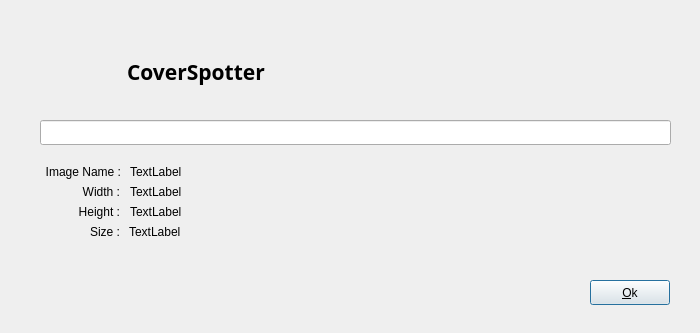
Before: the Qt Designer form Sourcecode/csfileinfo.ui in complexKA/CoverSpotter, drawn with Qt 5.
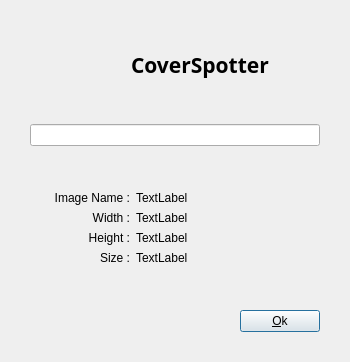
After: the same form once the commit is applied.

Patch:
```diff
--- a/Sourcecode/csfileinfo.ui
+++ b/Sourcecode/csfileinfo.ui
@@ -6,214 +6,304 @@
    <rect>
     <x>0</x>
     <y>0</y>
-    <width>700</width>
-    <height>333</height>
+    <width>350</width>
+    <height>362</height>
    </rect>
   </property>
+  <property name="maximumSize">
+   <size>
+    <width>16777215</width>
+    <height>16777215</height>
+   </size>
+  </property>
   <property name="windowTitle">
    <string>File Info</string>
   </property>
   <property name="locale">
    <locale language="English" country="UnitedStates"/>
   </property>
-  <widget class="QPushButton" name="pb_Ok">
-   <property name="geometry">
-    <rect>
-     <x>590</x>
-     <y>280</y>
-     <width>80</width>
-     <height>25</height>
-    </rect>
+  <layout class="QVBoxLayout" name="verticalLayout">
+   <property name="leftMargin">
+    <number>30</number>
    </property>
-   <property name="text">
-    <string>&amp;Ok</string>
+   <property name="rightMargin">
+    <number>30</number>
    </property>
-   <property name="autoDefault">
-    <bool>false</bool>
+   <property name="bottomMargin">
+    <number>30</number>
    </property>
-   <property name="default">
-    <bool>true</bool>
-   </property>
-  </widget>
-  <widget class="QLabel" name="label_2">
-   <property name="geometry">
-    <rect>
-     <x>60</x>
-     <y>183</y>
-     <width>60</width>
-     <height>17</height>
-    </rect>
-   </property>
-   <property name="text">
-    <string>Width :</string>
-   </property>
-   <property name="alignment">
-    <set>Qt::AlignmentFlag::AlignRight|Qt::AlignmentFlag::AlignTrailing|Qt::AlignmentFlag::AlignVCenter</set>
-   </property>
-  </widget>
-  <widget class="QLabel" name="label_Width">
-   <property name="geometry">
-    <rect>
-     <x>130</x>
-     <y>183</y>
-     <width>111</width>
-     <height>17</height>
-    </rect>
-   </property>
-   <property name="text">
-    <string>TextLabel</string>
-   </property>
-  </widget>
-  <widget class="QLabel" name="label_3">
-   <property name="geometry">
-    <rect>
-     <x>60</x>
-     <y>203</y>
-     <width>60</width>
-     <height>17</height>
-    </rect>
-   </property>
-   <property name="text">
-    <string>Height :</string>
-   </property>
-   <property name="alignment">
-    <set>Qt::AlignmentFlag::AlignRight|Qt::AlignmentFlag::AlignTrailing|Qt::AlignmentFlag::AlignVCenter</set>
-   </property>
-  </widget>
-  <widget class="QLabel" name="label_Height">
-   <property name="geometry">
-    <rect>
-     <x>130</x>
-     <y>203</y>
-     <width>121</width>
-     <height>17</height>
-    </rect>
-   </property>
-   <property name="text">
-    <string>TextLabel</string>
-   </property>
-  </widget>
-  <widget class="QLabel" name="label_4">
-   <property name="geometry">
-    <rect>
-     <x>60</x>
-     <y>223</y>
-     <width>60</width>
-     <height>17</height>
-    </rect>
-   </property>
-   <property name="text">
-    <string>Size :</string>
-   </property>
-   <property name="alignment">
-    <set>Qt::AlignmentFlag::AlignRight|Qt::AlignmentFlag::AlignTrailing|Qt::AlignmentFlag::AlignVCenter</set>
-   </property>
-  </widget>
-  <widget class="QLabel" name="label_Size">
-   <property name="geometry">
-    <rect>
-     <x>129</x>
-     <y>223</y>
-     <width>541</width>
-     <height>17</height>
-    </rect>
-   </property>
-   <property name="text">
-    <string>TextLabel</string>
-   </property>
-  </widget>
-  <widget class="QLabel" name="label_5">
-   <property name="geometry">
-    <rect>
-     <x>30</x>
-     <y>163</y>
-     <width>91</width>
-     <height>17</height>
-    </rect>
-   </property>
-   <property name="text">
-    <string>Image Name :</string>
-   </property>
-   <property name="alignment">
-    <set>Qt::AlignmentFlag::AlignRight|Qt::AlignmentFlag::AlignTrailing|Qt::AlignmentFlag::AlignVCenter</set>
-   </property>
-  </widget>
-  <widget class="QLabel" name="label_ImageName">
-   <property name="geometry">
-    <rect>
-     <x>130</x>
-     <y>163</y>
-     <width>541</width>
-     <height>17</height>
-    </rect>
-   </property>
-   <property name="text">
-    <string>TextLabel</string>
-   </property>
-  </widget>
-  <widget class="QLabel" name="label_Logo">
-   <property name="geometry">
-    <rect>
-     <x>64</x>
-     <y>45</y>
-     <width>60</width>
-     <height>51</height>
-    </rect>
-   </property>
-   <property name="sizePolicy">
-    <sizepolicy hsizetype="Fixed" vsizetype="Fixed">
-     <horstretch>0</horstretch>
-     <verstretch>0</verstretch>
-    </sizepolicy>
-   </property>
-   <property name="minimumSize">
-    <size>
-     <width>60</width>
-     <height>0</height>
-    </size>
-   </property>
-   <property name="text">
-    <string/>
-   </property>
-  </widget>
-  <widget class="QLabel" name="label_6">
-   <property name="geometry">
-    <rect>
-     <x>127</x>
-     <y>46</y>
-     <width>181</width>
-     <height>51</height>
-    </rect>
-   </property>
-   <property name="font">
-    <font>
-     <family>Source Code Pro</family>
-     <pointsize>16</pointsize>
-     <bold>true</bold>
-    </font>
-   </property>
-   <property name="text">
-    <string>CoverSpotter</string>
-   </property>
-  </widget>
-  <widget class="QLineEdit" name="le_FileName">
-   <property name="geometry">
-    <rect>
-     <x>40</x>
-     <y>120</y>
-     <width>631</width>
-     <height>25</height>
-    </rect>
-   </property>
-   <property name="font">
-    <font>
-     <pointsize>9</pointsize>
-    </font>
-   </property>
-   <property name="readOnly">
-    <bool>true</bool>
-   </property>
-  </widget>
+   <item>
+    <spacer name="verticalSpacer_4">
+     <property name="orientation">
+      <enum>Qt::Orientation::Vertical</enum>
+     </property>
+     <property name="sizeHint" stdset="0">
+      <size>
+       <width>20</width>
+       <height>40</height>
+      </size>
+     </property>
+    </spacer>
+   </item>
+   <item>
+    <layout class="QHBoxLayout" name="horizontalLayout_6">
+     <item>
+      <spacer name="horizontalSpacer_2">
+       <property name="orientation">
+        <enum>Qt::Orientation::Horizontal</enum>
+       </property>
+       <property name="sizeType">
+        <enum>QSizePolicy::Policy::Fixed</enum>
+       </property>
+       <property name="sizeHint" stdset="0">
+        <size>
+         <width>35</width>
+         <height>20</height>
+        </size>
+       </property>
+      </spacer>
+     </item>
+     <item>
+      <widget class="QLabel" name="label_Logo">
+       <property name="sizePolicy">
+        <sizepolicy hsizetype="Fixed" vsizetype="Fixed">
+         <horstretch>0</horstretch>
+         <verstretch>0</verstretch>
+        </sizepolicy>
+       </property>
+       <property name="minimumSize">
+        <size>
+         <width>60</width>
+         <height>0</height>
+        </size>
+       </property>
+       <property name="text">
+        <string/>
+       </property>
+      </widget>
+     </item>
+     <item>
+      <widget class="QLabel" name="label_6">
+       <property name="font">
+        <font>
+         <family>Source Code Pro</family>
+         <pointsize>16</pointsize>
+         <bold>true</bold>
+        </font>
+       </property>
+       <property name="text">
+        <string>CoverSpotter</string>
+       </property>
+      </widget>
+     </item>
+    </layout>
+   </item>
+   <item>
+    <spacer name="verticalSpacer_3">
+     <property name="orientation">
+      <enum>Qt::Orientation::Vertical</enum>
+     </property>
+     <property name="sizeHint" stdset="0">
+      <size>
+       <width>20</width>
+       <height>40</height>
+      </size>
+     </property>
+    </spacer>
+   </item>
+   <item>
+    <layout class="QHBoxLayout" name="horizontalLayout_5">
+     <item>
+      <widget class="QLineEdit" name="le_FileName">
+       <property name="font">
+        <font>
+         <pointsize>9</pointsize>
+        </font>
+       </property>
+       <property name="readOnly">
+        <bool>true</bool>
+       </property>
+      </widget>
+     </item>
+    </layout>
+   </item>
+   <item>
+    <spacer name="verticalSpacer">
+     <property name="orientation">
+      <enum>Qt::Orientation::Vertical</enum>
+     </property>
+     <property name="sizeHint" stdset="0">
+      <size>
+       <width>20</width>
+       <height>40</height>
+      </size>
+     </property>
+    </spacer>
+   </item>
+   <item>
+    <layout class="QHBoxLayout" name="horizontalLayout">
+     <item>
+      <widget class="QLabel" name="label_5">
+       <property name="maximumSize">
+        <size>
+         <width>100</width>
+         <height>25</height>
+        </size>
+       </property>
+       <property name="text">
+        <string>Image Name :</string>
+       </property>
+       <property name="alignment">
+        <set>Qt::AlignmentFlag::AlignRight|Qt::AlignmentFlag::AlignTrailing|Qt::AlignmentFlag::AlignVCenter</set>
+       </property>
+      </widget>
+     </item>
+     <item>
+      <widget class="QLabel" name="label_ImageName">
+       <property name="maximumSize">
+        <size>
+         <width>16777215</width>
+         <height>25</height>
+        </size>
+       </property>
+       <property name="text">
+        <string>TextLabel</string>
+       </property>
+      </widget>
+     </item>
+    </layout>
+   </item>
+   <item>
+    <layout class="QHBoxLayout" name="horizontalLayout_2">
+     <item>
+      <widget class="QLabel" name="label_2">
+       <property name="maximumSize">
+        <size>
+         <width>100</width>
+         <height>16777215</height>
+        </size>
+       </property>
+       <property name="text">
+        <string>Width :</string>
+       </property>
+       <property name="alignment">
+        <set>Qt::AlignmentFlag::AlignRight|Qt::AlignmentFlag::AlignTrailing|Qt::AlignmentFlag::AlignVCenter</set>
+       </property>
+      </widget>
+     </item>
+     <item>
+      <widget class="QLabel" name="label_Width">
+       <property name="text">
+        <string>TextLabel</string>
+       </property>
+      </widget>
+     </item>
+    </layout>
+   </item>
+   <item>
+    <layout class="QHBoxLayout" name="horizontalLayout_3">
+     <item>
+      <widget class="QLabel" name="label_3">
+       <property name="maximumSize">
+        <size>
+         <width>100</width>
+         <height>16777215</height>
+        </size>
+       </property>
+       <property name="text">
+        <string>Height :</string>
+       </property>
+       <property name="alignment">
+        <set>Qt::AlignmentFlag::AlignRight|Qt::AlignmentFlag::AlignTrailing|Qt::AlignmentFlag::AlignVCenter</set>
+       </property>
+      </widget>
+     </item>
+     <item>
+      <widget class="QLabel" name="label_Height">
+       <property name="text">
+        <string>TextLabel</string>
+       </property>
+      </widget>
+     </item>
+    </layout>
+   </item>
+   <item>
+    <layout class="QHBoxLayout" name="horizontalLayout_4">
+     <item>
+      <widget class="QLabel" name="label_4">
+       <property name="maximumSize">
+        <size>
+         <width>100</width>
+         <height>16777215</height>
+        </size>
+       </property>
+       <property name="text">
+        <string>Size :</string>
+       </property>
+       <property name="alignment">
+        <set>Qt::AlignmentFlag::AlignRight|Qt::AlignmentFlag::AlignTrailing|Qt::AlignmentFlag::AlignVCenter</set>
+       </property>
+      </widget>
+     </item>
+     <item>
+      <widget class="QLabel" name="label_Size">
+       <property name="text">
+        <string>TextLabel</string>
+       </property>
+      </widget>
+     </item>
+    </layout>
+   </item>
+   <item>
+    <spacer name="verticalSpacer_2">
+     <property name="orientation">
+      <enum>Qt::Orientation::Vertical</enum>
+     </property>
+     <property name="sizeHint" stdset="0">
+      <size>
+       <width>20</width>
+       <height>40</height>
+      </size>
+     </property>
+    </spacer>
+   </item>
+   <item>
+    <layout class="QHBoxLayout" name="horizontalLayout_7">
+     <item>
+      <spacer name="horizontalSpacer">
+       <property name="orientation">
+        <enum>Qt::Orientation::Horizontal</enum>
+       </property>
+       <property name="sizeHint" stdset="0">
+        <size>
+         <width>40</width>
+         <height>20</height>
+        </size>
+       </property>
+      </spacer>
+     </item>
+     <item>
+      <widget class="QPushButton" name="pb_Ok">
+       <property name="maximumSize">
+        <size>
+         <width>100</width>
+         <height>16777215</height>
+        </size>
+       </property>
+       <property name="text">
+        <string>&amp;Ok</string>
+       </property>
+       <property name="autoDefault">
+        <bool>false</bool>
+       </property>
+       <property name="default">
+        <bool>true</bool>
+       </property>
+      </widget>
+     </item>
+    </layout>
+   </item>
+  </layout>
  </widget>
  <resources/>
  <connections/>
```
